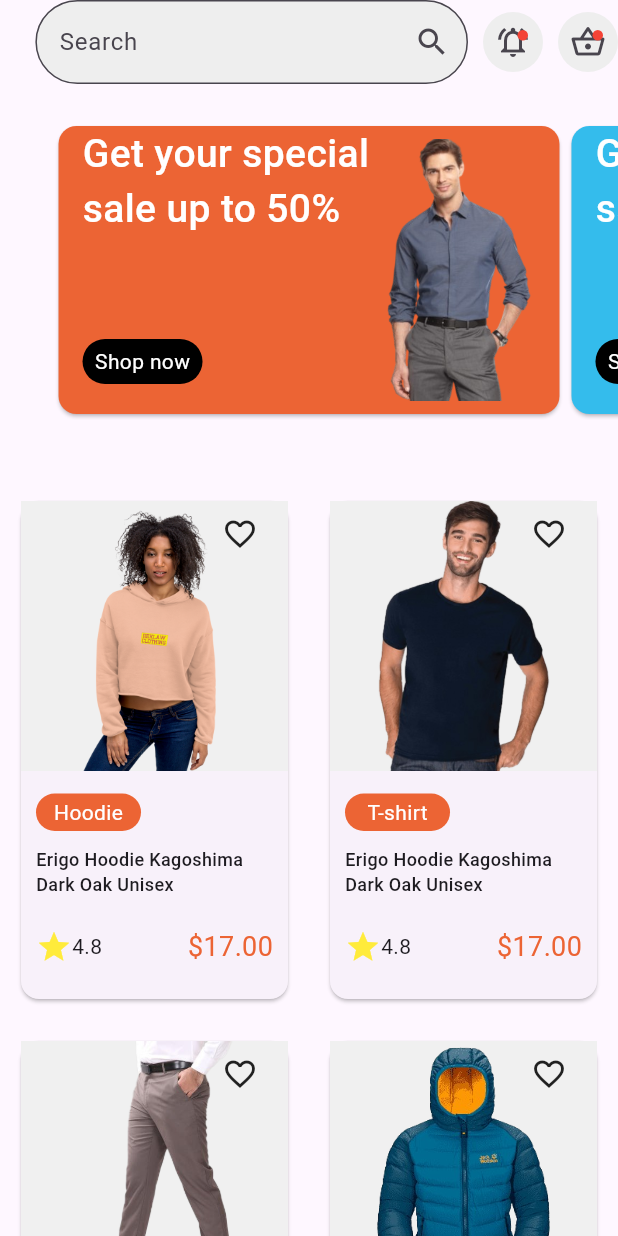
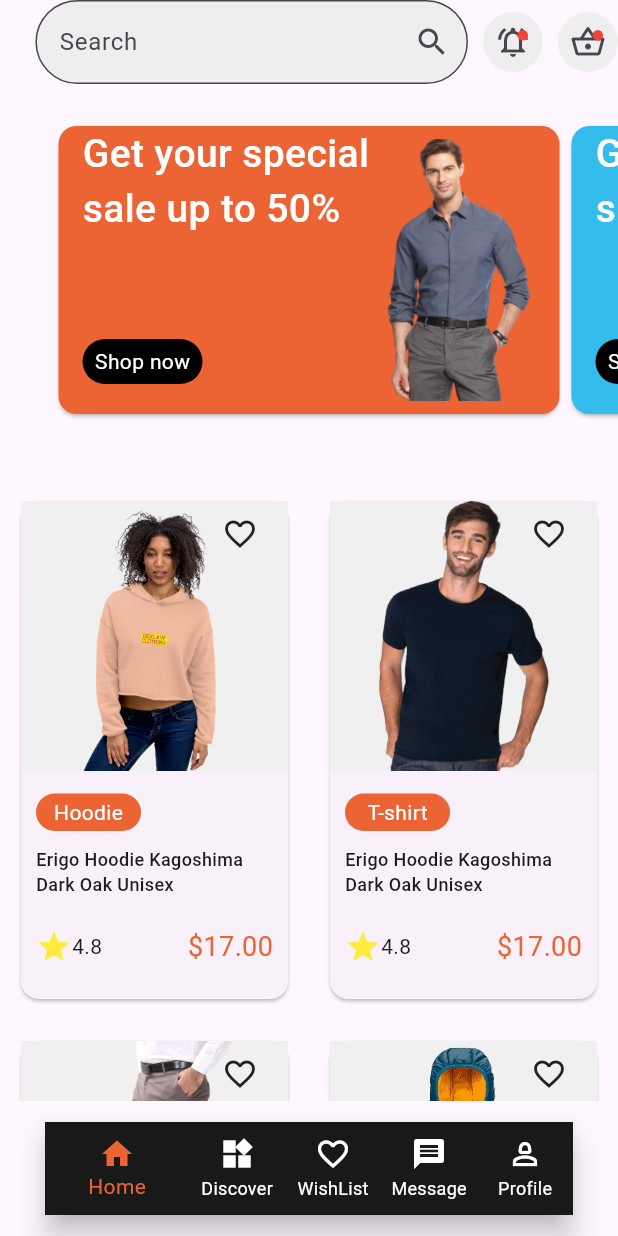
Before and after one commit to samiraliyev/e_commerce_design_flutter, a Flutter app: the screen it shows after launch, on a phone screen of 412 x 824 dp. Run offline on Flutter 3.47's test engine with Material 3 defaults, Android fonts, the phone set to English and light mode, and no system bars.

Commit message:
bottomNavigationBar

```diff
--- a/lib/constants/color/app_color.dart
+++ b/lib/constants/color/app_color.dart
@@ -12,4 +12,6 @@ class AppColor {
   static const Color rateColor = Color(0xffEC6434);
   static const Color cardBg = Color(0xffF0F0F0);
   static const Color standartCategoryColor = Color(0xff6C6C6C);
+  static const Color navbarBg = Color(0xff191919);
+  static const Color white = Color(0xffffffff);
 }
--- a/lib/constants/path/app_path.dart
+++ b/lib/constants/path/app_path.dart
@@ -15,4 +15,10 @@ class AppPath {
       Icon(Icons.favorite, color: AppColor.favIconColor);
 
   static const Icon outlinedFavIcon = Icon(Icons.favorite_border_outlined);
+
+  static const Icon navHome = Icon(Icons.home);
+  static const Icon navDiscovery = Icon(Icons.widgets);
+  static const Icon navWishList = Icon(Icons.favorite_outline_sharp);
+  static const Icon navMessages = Icon(Icons.message);
+  static const Icon navProfile = Icon(Icons.person_2_outlined);
 }
--- a/lib/constants/strings/app_strings.dart
+++ b/lib/constants/strings/app_strings.dart
@@ -16,4 +16,10 @@ class AppStrings {
       "Erigo Hoodie Kagoshima \nDark Oak Unisex";
 
   static const String price = "\$17.00";
+
+  static const String bottomNavBarHome = "Home";
+  static const String bottomNavBarDiscover = "Discover";
+  static const String bottomNavBarWishList = "WishList";
+  static const String bottomNavBarMessage = "Message";
+  static const String bottomNavBarProfile = "Profile";
 }
--- a/lib/ui/home/home_view.dart
+++ b/lib/ui/home/home_view.dart
@@ -1,9 +1,12 @@
 import 'package:e_commerce_app/extension/sized_extension.dart';
 import 'package:e_commerce_app/ui/home/widget/category_line/categories.dart';
+import 'package:flutter/cupertino.dart';
 import 'package:flutter/material.dart';
+import 'package:flutter/widgets.dart';
 
 import 'widget/app_bar/home_app_bar.dart';
 import 'widget/banner_card/card_page_view_builder.dart';
+import 'widget/bottom_navigation_bar/bottom_navigation_bar_items.dart';
 import 'widget/product_card/product_grid_view.dart';
 
 class HomeView extends StatefulWidget {
@@ -29,9 +32,19 @@ class _HomeViewState extends State<HomeView> {
             10.h,
             const Categories(),
             10.h,
-            const ProductGridView()
+            const ProductGridView(),
           ],
         ),
+      ),
+      bottomNavigationBar: SafeArea(
+        child: Container(
+            height: 90,
+            padding: const EdgeInsets.all(14.0),
+            margin: const EdgeInsets.symmetric(horizontal: 16.0),
+            decoration: const BoxDecoration(
+                borderRadius: BorderRadius.all(Radius.circular(20.0)),
+                color: Colors.transparent),
+            child: const BottomNavigationBarItems()),
       ),
     );
   }
--- /dev/null
+++ b/lib/ui/home/widget/bottom_navigation_bar/bottom_navigation_bar_items.dart
@@ -0,0 +1,66 @@
+import 'package:e_commerce_app/constants/color/app_color.dart';
+import 'package:e_commerce_app/constants/path/app_path.dart';
+import 'package:flutter/material.dart';
+
+import '../../../../constants/strings/app_strings.dart';
+// import '../../../detail/product_detail_page.dart';
+// import '../../home_view.dart';
+
+class BottomNavigationBarItems extends StatefulWidget {
+  const BottomNavigationBarItems({super.key});
+
+  @override
+  State<BottomNavigationBarItems> createState() => _NavigationExampleState();
+}
+
+class _NavigationExampleState extends State<BottomNavigationBarItems> {
+  int currentPageIndex = 0;
+
+// page of the navigation bar
+  // final List _pages = [
+  //   const HomeView(),
+  //   const ProductDetailPage(),
+  // ];
+  void _changeTab(int index) {
+    setState(() {
+      currentPageIndex = index;
+    });
+  }
+
+  @override
+  Widget build(BuildContext context) {
+    return Theme(
+      data: ThemeData(
+        canvasColor: AppColor.navbarBg,
+      ),
+      child: BottomNavigationBar(
+          // when navbar item ic clicked , then change effect type
+          type: BottomNavigationBarType.shifting,
+          onTap: (index) => _changeTab(index),
+          currentIndex: currentPageIndex,
+          selectedItemColor: AppColor.priceColor,
+          unselectedItemColor: AppColor.white,
+          showUnselectedLabels: true,
+          items: const [
+            BottomNavigationBarItem(
+              icon: AppPath.navHome,
+              label: AppStrings.bottomNavBarHome,
+            ),
+            BottomNavigationBarItem(
+              icon: AppPath.navDiscovery,
+              label: AppStrings.bottomNavBarDiscover,
+            ),
+            BottomNavigationBarItem(
+              icon: AppPath.navWishList,
+              label: AppStrings.bottomNavBarWishList,
+            ),
+            BottomNavigationBarItem(
+              icon: AppPath.navMessages,
+              label: AppStrings.bottomNavBarMessage,
+            ),
+            BottomNavigationBarItem(
+                icon: AppPath.navProfile, label: AppStrings.bottomNavBarProfile)
+          ]),
+    );
+  }
+}
```
Also changed, not shown: lib/ui/detail/product_detail_page.dart (added, +15 -0 lines), lib/ui/home/widget/bottom_navigation_bar/bnb.txt (added, +58 -0 lines), lib/ui/home/widget/bottom_navigation_bar/home_bottom_navigation_bar.dart (deleted, +0 -17 lines).
